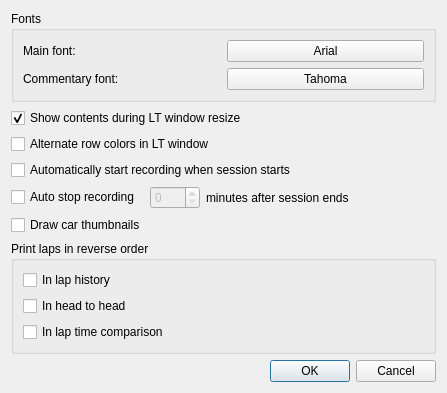
Above: ui/preferencesdialog.ui from gronberg/f1lt before the change. Below: the same form after it.
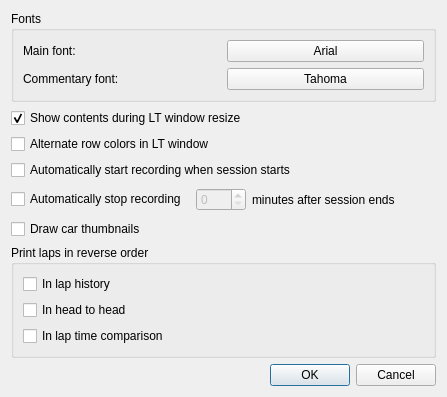
That is the form after the change. Icons and pictures are not drawn.

Commit message: implemented: session board widget, auto-stop recording, getting time diffs after clicking on a driver, autoscaling event map, fixed lttablewidget issue with resizing (dissapearing data)

```diff
--- a/ui/preferencesdialog.ui
+++ b/ui/preferencesdialog.ui
@@ -7,7 +7,7 @@
     <x>0</x>
     <y>0</y>
     <width>447</width>
-    <height>365</height>
+    <height>397</height>
    </rect>
   </property>
   <property name="windowTitle">
@@ -99,7 +99,7 @@
         </sizepolicy>
        </property>
        <property name="text">
-        <string>Auto stop recording </string>
+        <string>Automatically stop recording </string>
        </property>
       </widget>
      </item>
```
The commit also changes 25 other files.
